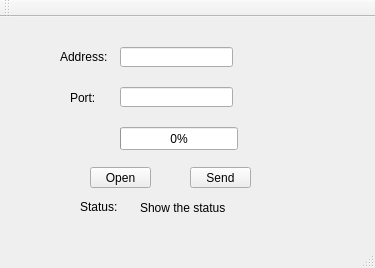
GorgedeLoup/TCP_SendFile, file TCPServer_sendFile/mainwindow.ui: the form before one commit.
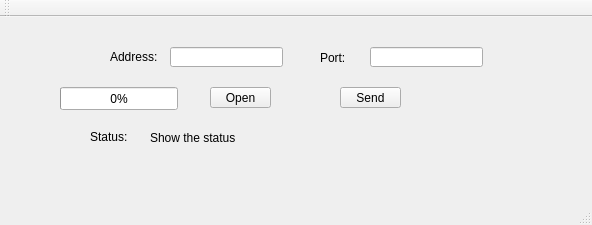
The form after the commit.

The edit to the form file:
```diff
--- a/TCPServer_sendFile/mainwindow.ui
+++ b/TCPServer_sendFile/mainwindow.ui
@@ -6,8 +6,8 @@
    <rect>
     <x>0</x>
     <y>0</y>
-    <width>375</width>
-    <height>268</height>
+    <width>592</width>
+    <height>225</height>
    </rect>
   </property>
   <property name="windowTitle">
@@ -17,7 +17,7 @@
    <widget class="QLabel" name="u_hostLabel">
     <property name="geometry">
      <rect>
-      <x>60</x>
+      <x>110</x>
       <y>30</y>
       <width>51</width>
       <height>20</height>
@@ -30,7 +30,7 @@
    <widget class="QLineEdit" name="u_hostLineEdit">
     <property name="geometry">
      <rect>
-      <x>120</x>
+      <x>170</x>
       <y>30</y>
       <width>113</width>
       <height>20</height>
@@ -40,8 +40,8 @@
    <widget class="QLabel" name="u_portLabel">
     <property name="geometry">
      <rect>
-      <x>70</x>
-      <y>70</y>
+      <x>320</x>
+      <y>30</y>
       <width>41</width>
       <height>21</height>
      </rect>
@@ -53,8 +53,8 @@
    <widget class="QLineEdit" name="u_portLineEdit">
     <property name="geometry">
      <rect>
-      <x>120</x>
-      <y>70</y>
+      <x>370</x>
+      <y>30</y>
       <width>113</width>
       <height>20</height>
      </rect>
@@ -63,8 +63,8 @@
    <widget class="QProgressBar" name="u_serverProgressBar">
     <property name="geometry">
      <rect>
-      <x>120</x>
-      <y>110</y>
+      <x>60</x>
+      <y>70</y>
       <width>118</width>
       <height>23</height>
      </rect>
@@ -76,8 +76,8 @@
    <widget class="QLabel" name="u_statusLabel">
     <property name="geometry">
      <rect>
-      <x>80</x>
-      <y>180</y>
+      <x>90</x>
+      <y>110</y>
       <width>41</width>
       <height>20</height>
      </rect>
@@ -89,9 +89,9 @@
    <widget class="QLabel" name="u_serverStatusLabel">
     <property name="geometry">
      <rect>
-      <x>140</x>
-      <y>180</y>
-      <width>131</width>
+      <x>150</x>
+      <y>110</y>
+      <width>381</width>
       <height>21</height>
      </rect>
     </property>
@@ -102,8 +102,8 @@
    <widget class="QPushButton" name="u_openButton">
     <property name="geometry">
      <rect>
-      <x>90</x>
-      <y>150</y>
+      <x>210</x>
+      <y>70</y>
       <width>61</width>
       <height>21</height>
      </rect>
@@ -115,8 +115,8 @@
    <widget class="QPushButton" name="u_sendButton">
     <property name="geometry">
      <rect>
-      <x>190</x>
-      <y>150</y>
+      <x>340</x>
+      <y>70</y>
       <width>61</width>
       <height>21</height>
      </rect>
```
Left out of the diff: 2 changed lines with no effect on the pictures.
